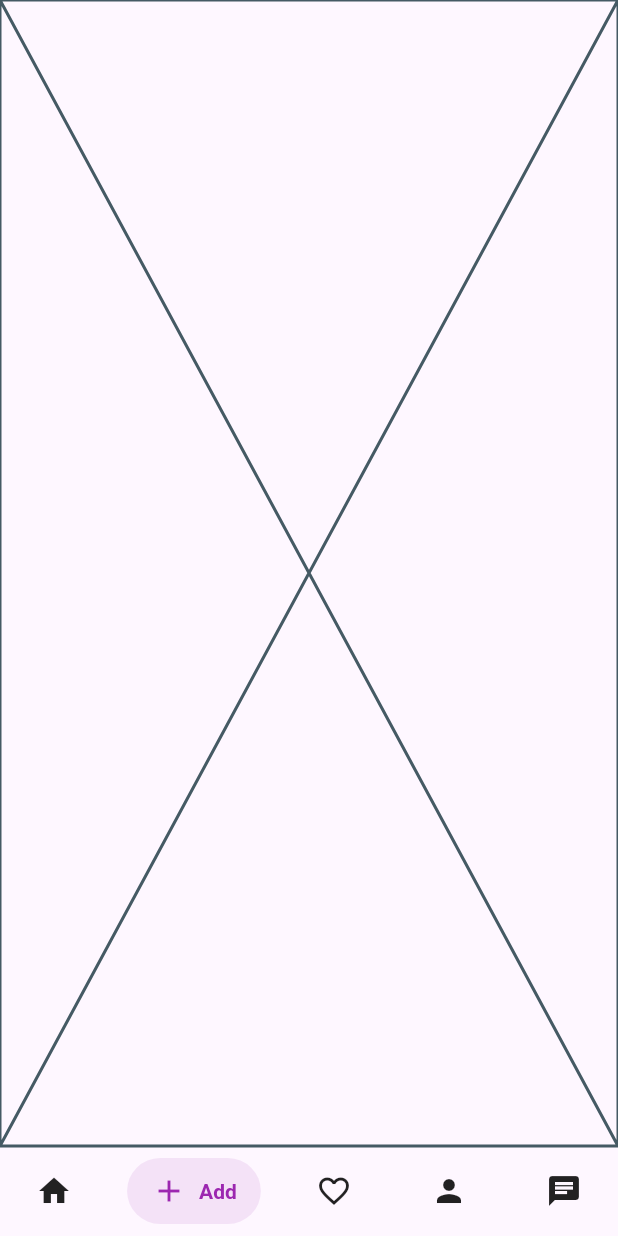
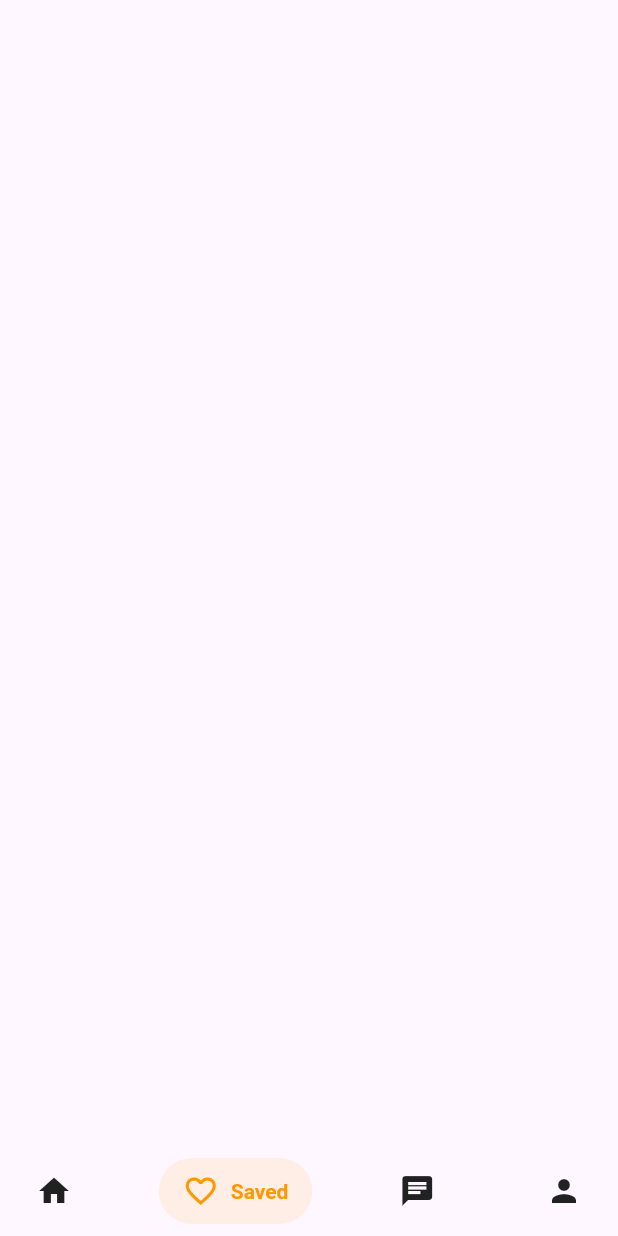
Before and after one commit to shrestharukesh1213/gharsathi, a Flutter app: the Tenantnavbar screen opened by its route, item 2 of the bottom bar chosen, on a phone screen of 412 x 824 dp. Run offline on Flutter 3.47's test engine with Material 3 defaults, Android fonts, the phone set to English and light mode, and no system bars; drawn by our look-alikes of salomon_bottom_bar; our stand-ins replace cloud_firestore, email_validator, firebase_auth, firebase_core; accounts and stored records are empty.

Commit message:
tenant navbar changes

```diff
--- a/lib/main.dart
+++ b/lib/main.dart
@@ -29,7 +29,7 @@ class MyApp extends StatelessWidget {
   Widget build(BuildContext context) {
     return MaterialApp(
       debugShowCheckedModeBanner: false,
-      initialRoute: '/register',
+      initialRoute: '/',
       routes: {
         '/': (context) => Splashscreen(),
         '/login': (context) => Loginscreen(),
--- a/lib/screens/TenantSavedScreen.dart
+++ b/lib/screens/TenantSavedScreen.dart
@@ -10,6 +10,6 @@ class Tenantsavedscreen extends StatefulWidget {
 class _TenantsavedscreenState extends State<Tenantsavedscreen> {
   @override
   Widget build(BuildContext context) {
-    return const Placeholder();
+    return Scaffold();
   }
 }
--- a/lib/services/authentication.dart
+++ b/lib/services/authentication.dart
@@ -3,7 +3,6 @@ import 'package:flutter/material.dart';
 import 'package:cloud_firestore/cloud_firestore.dart';
 
 class Authentication {
-
   Future<void> signUp(
       {required String firstName,
       required String lastName,
@@ -29,7 +28,7 @@ class Authentication {
       });
 
       await Future.delayed(const Duration(seconds: 1));
-      Navigator.pushNamed(context, '/navbar');
+      Navigator.pushNamed(context, '/tenantnavbar');
     } on FirebaseAuthException catch (e) {
       String message = '';
       if (e.code == 'weak-password') {
@@ -52,7 +51,7 @@ class Authentication {
           .signInWithEmailAndPassword(email: email, password: password);
 
       await Future.delayed(const Duration(seconds: 1));
-      Navigator.pushNamed(context, '/navbar');
+      Navigator.pushNamed(context, '/tenantnavbar');
     } on FirebaseAuthException catch (e) {
       String message = e.code;
       ScaffoldMessenger.of(context)
--- a/lib/widgets/TenantNavbar.dart
+++ b/lib/widgets/TenantNavbar.dart
@@ -38,13 +38,6 @@ class _TenantnavbarState extends State<Tenantnavbar> {
             selectedColor: Colors.purple,
           ),
 
-          /// Home
-          SalomonBottomBarItem(
-            icon: const Icon(Icons.add),
-            title: const Text("Add"),
-            selectedColor: Colors.purple,
-          ),
-
           /// Saved
           SalomonBottomBarItem(
             icon: const Icon(Icons.favorite_border_outlined),
@@ -54,14 +47,14 @@ class _TenantnavbarState extends State<Tenantnavbar> {
 
           ///Chat
           SalomonBottomBarItem(
-            icon: const Icon(Icons.person),
+            icon: const Icon(Icons.chat),
             title: const Text("Profile"),
             selectedColor: Colors.teal,
           ),
 
           /// Profile
           SalomonBottomBarItem(
-            icon: const Icon(Icons.chat),
+            icon: const Icon(Icons.person),
             title: const Text("Chat"),
             selectedColor: Colors.pink,
           ),
```
